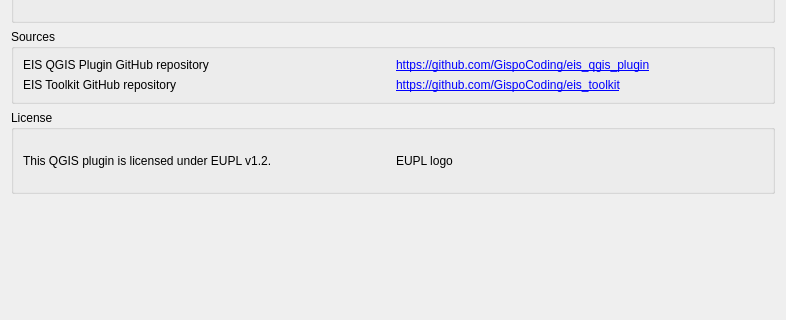
GispoCoding/eis_qgis_plugin, file eis_qgis_plugin/resources/ui/wizard_about.ui: the form before one commit; both pictures show x 0 to 786 and y 175 to 495 of the 786 by 832 pixel window.
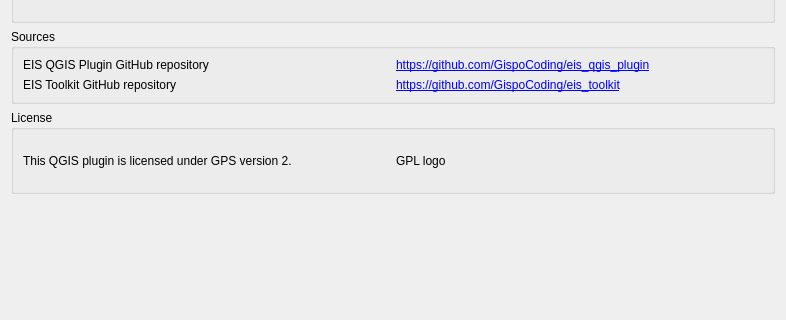
The form after the commit.

Commit message: Change license to GPL 2, remove menu item icons

Diff of the .ui file:
```diff
--- a/eis_qgis_plugin/resources/ui/wizard_about.ui
+++ b/eis_qgis_plugin/resources/ui/wizard_about.ui
@@ -137,14 +137,14 @@
       <item row="0" column="0">
        <widget class="QLabel" name="label_4">
         <property name="text">
-         <string>This QGIS plugin is licensed under EUPL v1.2.</string>
+         <string>This QGIS plugin is licensed under GPS version 2.</string>
         </property>
        </widget>
       </item>
       <item row="0" column="1">
        <widget class="QLabel" name="eupl_logo_label">
         <property name="text">
-         <string>EUPL logo</string>
+         <string>GPL logo</string>
         </property>
        </widget>
       </item>
```
Left out of the diff: 2 changed lines with no effect on the pictures. The commit also changes 2 other files.
